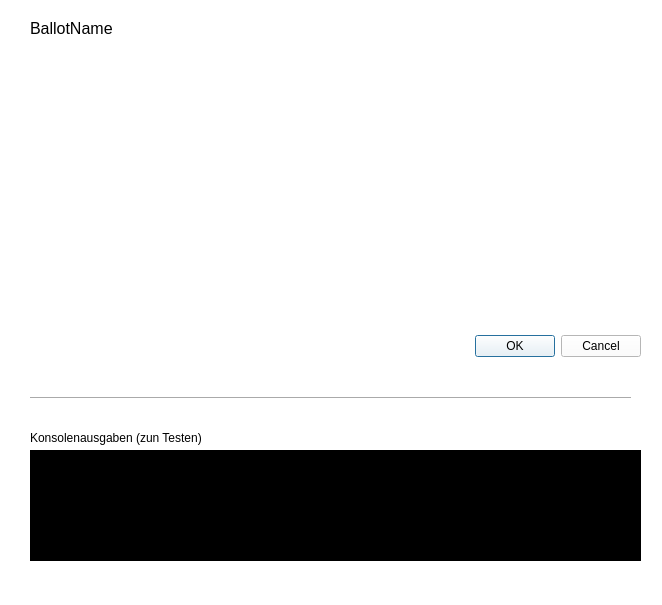
Before: the Qt Designer form ballotformwidget.ui in BlockchainVotingOrganisation/bvs_gui, drawn with Qt 5.
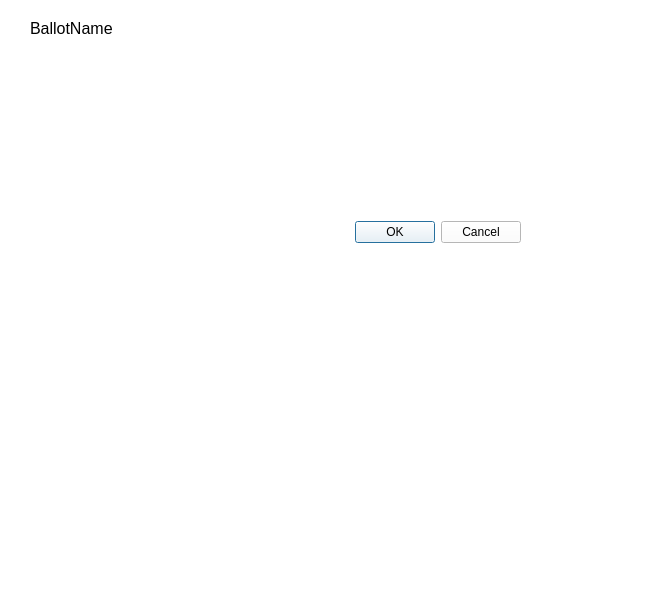
After: the same form once the commit is applied.

What changed in the file:
```diff
--- a/ballotformwidget.ui
+++ b/ballotformwidget.ui
@@ -26,42 +26,6 @@
   <property name="modal">
    <bool>true</bool>
   </property>
-  <widget class="QDialogButtonBox" name="buttonBox">
-   <property name="geometry">
-    <rect>
-     <x>300</x>
-     <y>330</y>
-     <width>341</width>
-     <height>32</height>
-    </rect>
-   </property>
-   <property name="orientation">
-    <enum>Qt::Horizontal</enum>
-   </property>
-   <property name="standardButtons">
-    <set>QDialogButtonBox::Cancel|QDialogButtonBox::Ok</set>
-   </property>
-  </widget>
-  <widget class="QListWidget" name="listWidget">
-   <property name="geometry">
-    <rect>
-     <x>30</x>
-     <y>450</y>
-     <width>611</width>
-     <height>111</height>
-    </rect>
-   </property>
-   <property name="sizePolicy">
-    <sizepolicy hsizetype="Maximum" vsizetype="Maximum">
-     <horstretch>0</horstretch>
-     <verstretch>0</verstretch>
-    </sizepolicy>
-   </property>
-   <property name="styleSheet">
-    <string notr="true">color:white;
-background:black;</string>
-   </property>
-  </widget>
   <widget class="QLabel" name="labelBallonName">
    <property name="geometry">
     <rect>
@@ -80,21 +44,60 @@
     <string>BallotName</string>
    </property>
   </widget>
+  <widget class="QWidget" name="gridLayoutWidget">
+   <property name="geometry">
+    <rect>
+     <x>130</x>
+     <y>120</y>
+     <width>391</width>
+     <height>223</height>
+    </rect>
+   </property>
+   <layout class="QGridLayout" name="gridLayout">
+    <property name="sizeConstraint">
+     <enum>QLayout::SetMinimumSize</enum>
+    </property>
+    <property name="leftMargin">
+     <number>1</number>
+    </property>
+    <property name="topMargin">
+     <number>1</number>
+    </property>
+    <item row="0" column="0">
+     <widget class="QDialogButtonBox" name="buttonBox">
+      <property name="orientation">
+       <enum>Qt::Horizontal</enum>
+      </property>
+      <property name="standardButtons">
+       <set>QDialogButtonBox::Cancel|QDialogButtonBox::Ok</set>
+      </property>
+      <property name="centerButtons">
+       <bool>false</bool>
+      </property>
+     </widget>
+    </item>
+   </layout>
+  </widget>
   <widget class="QTextBrowser" name="textBrowser">
    <property name="geometry">
     <rect>
-     <x>30</x>
+     <x>130</x>
      <y>50</y>
-     <width>611</width>
+     <width>391</width>
      <height>41</height>
     </rect>
    </property>
    <property name="sizePolicy">
-    <sizepolicy hsizetype="Maximum" vsizetype="Maximum">
+    <sizepolicy hsizetype="Fixed" vsizetype="Fixed">
      <horstretch>0</horstretch>
      <verstretch>0</verstretch>
     </sizepolicy>
    </property>
+   <property name="font">
+    <font>
+     <pointsize>10</pointsize>
+    </font>
+   </property>
    <property name="autoFillBackground">
     <bool>true</bool>
    </property>
@@ -110,43 +113,6 @@
     <bool>false</bool>
    </property>
   </widget>
-  <widget class="QLabel" name="label_2">
-   <property name="geometry">
-    <rect>
-     <x>30</x>
-     <y>430</y>
-     <width>611</width>
-     <height>16</height>
-    </rect>
-   </property>
-   <property name="text">
-    <string>Konsolenausgaben (zun Testen)</string>
-   </property>
-  </widget>
-  <widget class="Line" name="line">
-   <property name="geometry">
-    <rect>
-     <x>30</x>
-     <y>390</y>
-     <width>601</width>
-     <height>16</height>
-    </rect>
-   </property>
-   <property name="orientation">
-    <enum>Qt::Horizontal</enum>
-   </property>
-  </widget>
-  <widget class="QWidget" name="gridLayoutWidget">
-   <property name="geometry">
-    <rect>
-     <x>30</x>
-     <y>110</y>
-     <width>621</width>
-     <height>211</height>
-    </rect>
-   </property>
-   <layout class="QGridLayout" name="gridLayout"/>
-  </widget>
  </widget>
  <resources/>
  <connections>
```
